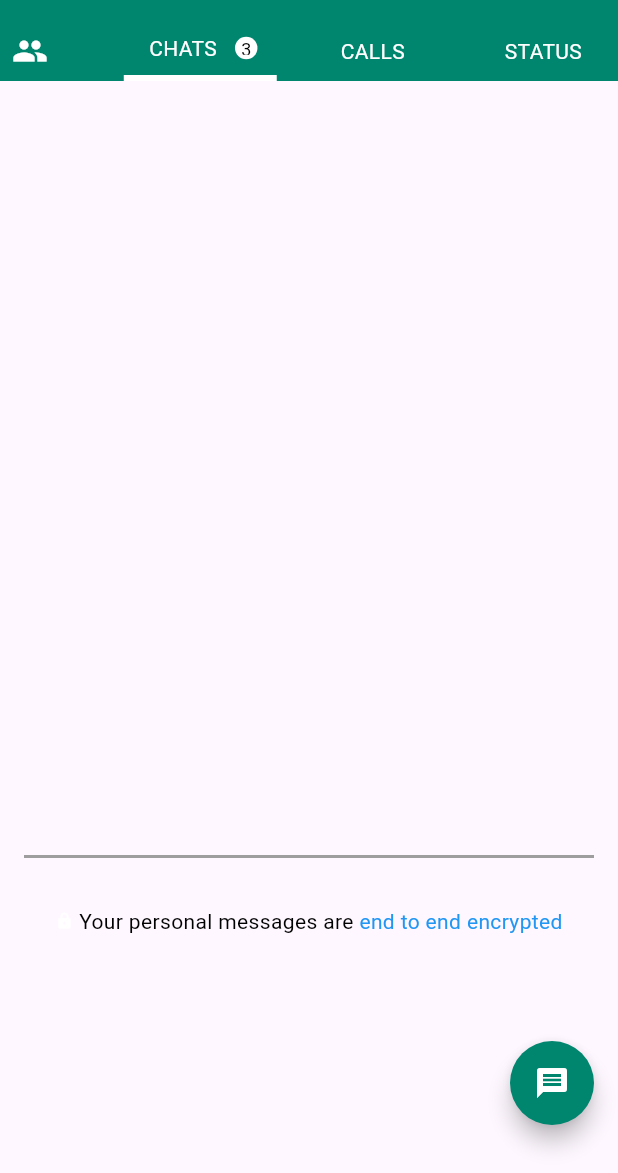
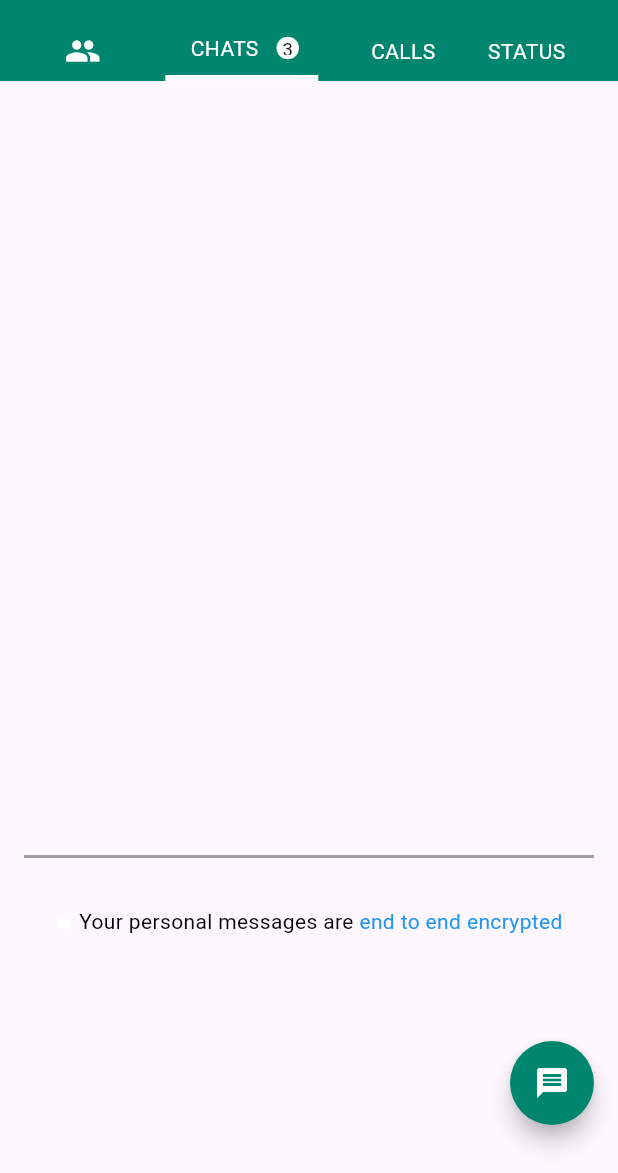
Before and after one commit to sujalshakya/whatsapp, a Flutter app: the HomePage screen opened by its route, on a phone screen of 412 x 824 dp, the part 63-1236 px from its top. Run offline on Flutter 3.47's test engine with Material 3 defaults, Android fonts, the phone set to English and light mode, and no system bars; network calls fail.

Commit message:
Feat: Add Api Urls Constants

```diff
--- /dev/null
+++ b/lib/constants/api_urls.dart
@@ -0,0 +1,6 @@
+class ApiUrls {
+  static String baseUrl = 'https://tbe.thuprai.com/v1/api';
+  static String login = '$baseUrl/login/';
+  static String signup = '$baseUrl/signup/';
+  static String fetch = 'https://reqres.in/api/users?page=2p';
+}
--- a/lib/screens/home_page.dart
+++ b/lib/screens/home_page.dart
@@ -1,6 +1,7 @@
 import 'dart:convert';
 
 import 'package:flutter/material.dart';
+import 'package:whatsapp/constants/api_urls.dart';
 import 'package:whatsapp/constants/colors.dart';
 import 'package:http/http.dart' as http;
 import 'package:whatsapp/models/user.dart';
@@ -17,9 +18,7 @@ class _HomePageState extends State<HomePage> {
   late List users = [];
 
   void fetchUsers() async {
-    const String baseUrl = 'https://reqres.in/api/users?page=2p';
-
-    final response = await http.get(Uri.parse(baseUrl));
+    final response = await http.get(Uri.parse(ApiUrls.fetch));
 
     if (response.statusCode == 200) {
       final jsonData = json.decode(response.body);
@@ -72,7 +71,7 @@ class _HomePageState extends State<HomePage> {
               color: AppColors.primaryColor,
             ),
             child: Row(
-              mainAxisAlignment: MainAxisAlignment.spaceBetween,
+              mainAxisAlignment: MainAxisAlignment.spaceEvenly,
               children: [
                 const Padding(
                   padding: EdgeInsets.symmetric(horizontal: 8),
@@ -117,11 +116,7 @@ class _HomePageState extends State<HomePage> {
                   ],
                 ),
                 const Text("CALLS", style: TextStyle(color: AppColors.white)),
-                const Padding(
-                  padding: EdgeInsets.symmetric(horizontal: 24),
-                  child:
-                      Text("STATUS", style: TextStyle(color: AppColors.white)),
-                )
+                const Text("STATUS", style: TextStyle(color: AppColors.white))
               ],
             ),
           ),
```
Also changed, not shown: lib/auth/auth.dart (+3 -4 lines).
